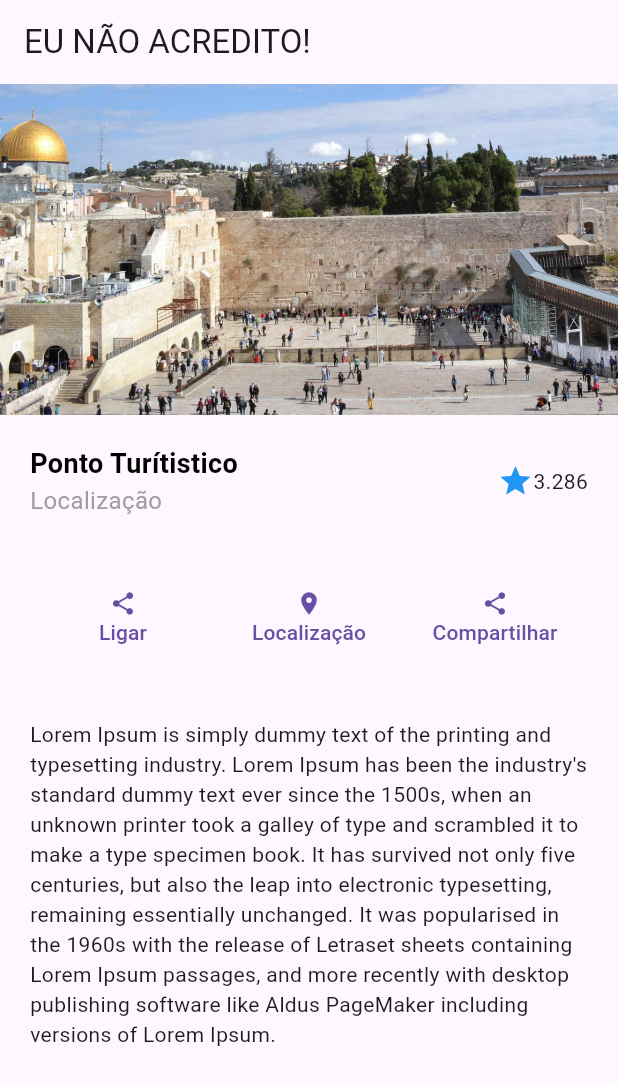
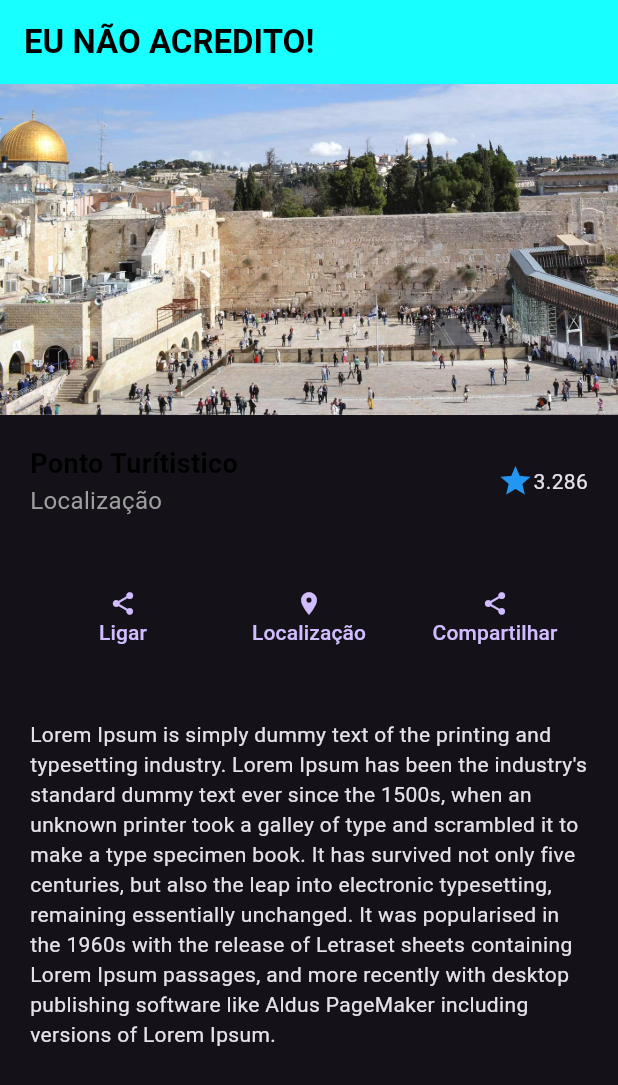
Before and after one commit to pedrokoerich/cashcontrol, a Flutter app: the screen it shows after launch, on a phone screen of 412 x 824 dp. Shown: the top 1085 px of the screen. Run offline on Flutter 3.47's test engine with Material 3 defaults, Android fonts, the phone set to English and light mode, and no system bars.

Commit message:
temas flutter

```diff
--- a/lib/main.dart
+++ b/lib/main.dart
@@ -25,9 +25,20 @@ class CashControl extends StatelessWidget {
   @override
   Widget build(BuildContext context) {
     return MaterialApp(
+      theme: ThemeData( //https://api.flutter.dev/flutter/material/ThemeData-class.html
+        brightness: Brightness.dark,
+      ),
+
       home: Scaffold(
         appBar: AppBar(
-          title: const Text('EU NÃO ACREDITO!')
+          backgroundColor: Colors.cyanAccent,
+          title: const Text(
+            'EU NÃO ACREDITO!',
+            style: TextStyle(
+              color: Colors.black,
+              fontWeight: FontWeight.bold,
+            ),
+          ),
         ),
         body: Column(
           children: <Widget>[
```
